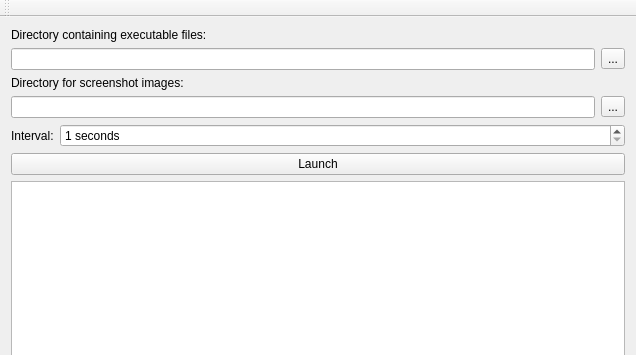
Old version of the form mainwindow.ui in the repository olegphpgithub/mUnit; both pictures show x 0 to 636 and y 0 to 355 of the 636 by 518 pixel window.
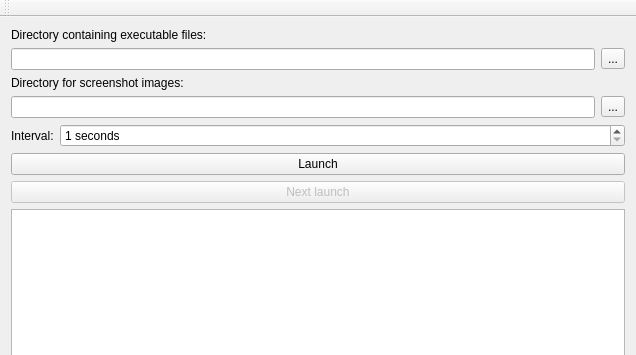
New version of the form.

Commit message: Add Next launch button

Diff of the .ui file:
```diff
--- a/mainwindow.ui
+++ b/mainwindow.ui
@@ -96,6 +96,16 @@
         </property>
        </widget>
       </item>
+      <item>
+       <widget class="QPushButton" name="NextLaunchPushButton">
+        <property name="enabled">
+         <bool>false</bool>
+        </property>
+        <property name="text">
+         <string>Next launch</string>
+        </property>
+       </widget>
+      </item>
       <item>
        <widget class="QTextEdit" name="resultTextEdit"/>
       </item>
```
The commit also changes 3 other files.
